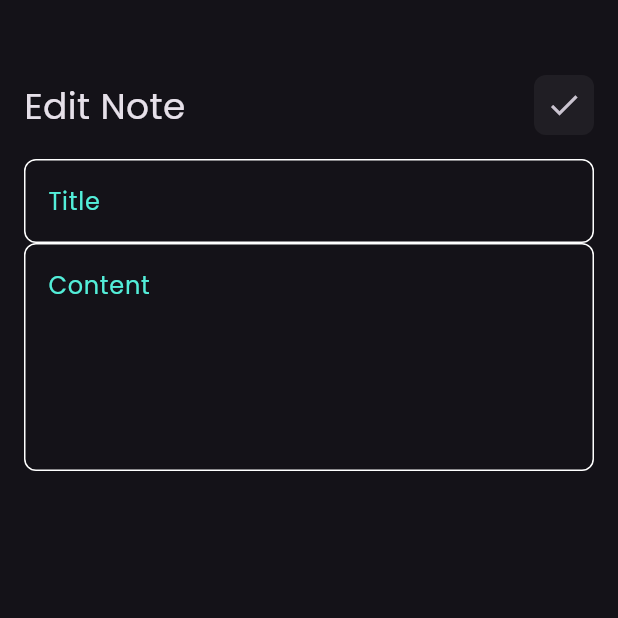
After one commit to IslamAhmedKamel/note_app, a Flutter app: the screen it shows after launch, after a tap on "Flutter tips", on a phone screen of 412 x 824 dp, the top half of it. The commit adds this screen. Run offline on Flutter 3.47's test engine with Material 3 defaults, Android fonts, the phone set to English and light mode, and no system bars.

Commit message:
create edit note page

```diff
--- /dev/null
+++ b/lib/views/edit_view.dart
@@ -0,0 +1,28 @@
+import 'package:flutter/material.dart';
+import 'package:notes_app/widgets/custom_appbar.dart';
+import 'package:notes_app/widgets/custom_text_field.dart';
+
+class EditView extends StatelessWidget {
+  const EditView({super.key});
+
+  @override
+  Widget build(BuildContext context) {
+    return Scaffold(
+      body: Padding(
+        padding: const EdgeInsets.symmetric(horizontal: 16),
+        child: Column(
+          children: [
+            SizedBox(height: 50),
+            CustomAppBar(title: "Edit Note", icon: Icons.done),
+            SizedBox(height: 16),
+            CustomTextField(hintText: "Title"),
+            CustomTextField(
+              hintText: "Content",
+              maxLins: 5,
+            ),
+          ],
+        ),
+      ),
+    );
+  }
+}
--- a/lib/widgets/add_bottom_sheet.dart
+++ b/lib/widgets/add_bottom_sheet.dart
@@ -17,7 +17,7 @@ class AddButtomSheet extends StatelessWidget {
               children: [
                 CustomTextField(hintText: "Title"),
                 SizedBox(height: 16),
-                CustomTextField(hintText: "Title", maxLins: 5),
+                CustomTextField(hintText: "Content", maxLins: 5),
               ],
             ),
             SizedBox(
--- a/lib/widgets/custom_note_item.dart
+++ b/lib/widgets/custom_note_item.dart
@@ -1,11 +1,21 @@
 import 'package:flutter/material.dart';
+import 'package:notes_app/views/edit_view.dart';
 
 class CustomNoteItem extends StatelessWidget {
   const CustomNoteItem({super.key});
 
   @override
   Widget build(BuildContext context) {
-    return Container(
+    return GestureDetector(
+      onTap: () {
+        Navigator.push(
+          context,
+          MaterialPageRoute(
+            builder: (context) => EditView(),
+          ),
+        );
+      },
+      child: Container(
         padding: EdgeInsets.only(left: 8),
         decoration: BoxDecoration(
           borderRadius: BorderRadius.circular(16),
@@ -54,6 +64,7 @@ class CustomNoteItem extends StatelessWidget {
             )
           ],
         ),
+      ),
     );
   }
 }
```
Lines whose indentation alone changed are shown as unchanged.
